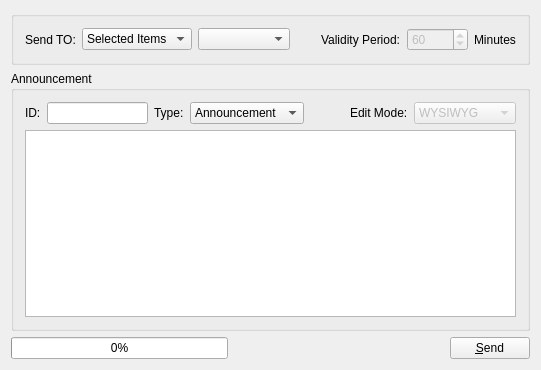
Qt form src/plugins/controlcenter/announcement/announcement.ui (ihehui/managementsystem) before a commit.
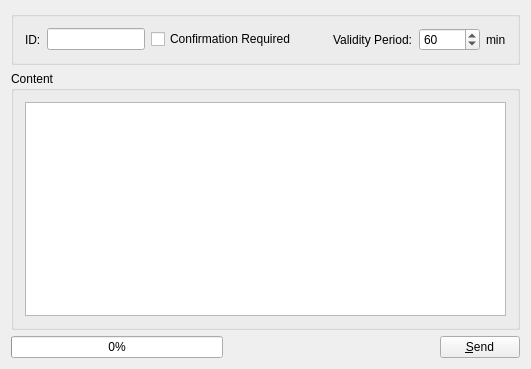
The same form after that commit.

What changed in the file:
```diff
--- a/src/plugins/controlcenter/announcement/announcement.ui
+++ b/src/plugins/controlcenter/announcement/announcement.ui
@@ -6,8 +6,8 @@
    <rect>
     <x>0</x>
     <y>0</y>
-    <width>541</width>
-    <height>370</height>
+    <width>531</width>
+    <height>369</height>
    </rect>
   </property>
   <property name="windowTitle">
@@ -19,210 +19,83 @@
      <property name="title">
       <string/>
      </property>
-     <layout class="QGridLayout" name="gridLayout_2">
-      <item row="0" column="0">
-       <widget class="QLabel" name="label">
-        <property name="text">
-         <string>Send TO:</string>
-        </property>
-       </widget>
-      </item>
-      <item row="0" column="1">
-       <widget class="QComboBox" name="comboBoxTargetType">
-        <property name="sizePolicy">
-         <sizepolicy hsizetype="Expanding" vsizetype="Fixed">
-          <horstretch>0</horstretch>
-          <verstretch>0</verstretch>
-         </sizepolicy>
-        </property>
+     <layout class="QVBoxLayout" name="verticalLayout">
+      <item>
+       <layout class="QHBoxLayout" name="horizontalLayout_2">
         <item>
-         <property name="text">
-          <string>Selected Items</string>
-         </property>
+         <widget class="QLabel" name="labelAnnouncementID">
+          <property name="text">
+           <string>ID:</string>
+          </property>
+         </widget>
         </item>
         <item>
-         <property name="text">
-          <string>All Items</string>
-         </property>
+         <widget class="QLineEdit" name="lineEditAnnouncementID">
+          <property name="sizePolicy">
+           <sizepolicy hsizetype="Expanding" vsizetype="Fixed">
+            <horstretch>0</horstretch>
+            <verstretch>0</verstretch>
+           </sizepolicy>
+          </property>
+          <property name="inputMask">
+           <string notr="true"/>
+          </property>
+          <property name="readOnly">
+           <bool>true</bool>
+          </property>
+         </widget>
         </item>
         <item>
-         <property name="text">
-          <string>Workgroup</string>
-         </property>
+         <widget class="QCheckBox" name="checkBoxConfirmationRequired">
+          <property name="text">
+           <string>Confirmation Required</string>
+          </property>
+         </widget>
         </item>
-       </widget>
-      </item>
-      <item row="0" column="2">
-       <widget class="QComboBox" name="comboBoxWorkgroup">
-        <property name="sizePolicy">
-         <sizepolicy hsizetype="Expanding" vsizetype="Fixed">
-          <horstretch>0</horstretch>
-          <verstretch>0</verstretch>
-         </sizepolicy>
-        </property>
-        <property name="toolTip">
-         <string>Department</string>
-        </property>
-        <property name="statusTip">
-         <string/>
-        </property>
-        <property name="whatsThis">
-         <string>Department</string>
-        </property>
         <item>
-         <property name="text">
-          <string notr="true"/>
-         </property>
+         <spacer name="horizontalSpacer_3">
+          <property name="orientation">
+           <enum>Qt::Horizontal</enum>
+          </property>
+          <property name="sizeHint" stdset="0">
+           <size>
+            <width>40</width>
+            <height>20</height>
+           </size>
+          </property>
+         </spacer>
         </item>
         <item>
-         <property name="text">
-          <string notr="true">Account</string>
-         </property>
+         <widget class="QLabel" name="label_2">
+          <property name="text">
+           <string>Validity Period:</string>
+          </property>
+         </widget>
         </item>
         <item>
-         <property name="text">
-          <string notr="true">AdminDept</string>
-         </property>
+         <widget class="QSpinBox" name="spinBoxValidityPeriod">
+          <property name="suffix">
+           <string/>
+          </property>
+          <property name="minimum">
+           <number>0</number>
+          </property>
+          <property name="maximum">
+           <number>99999</number>
+          </property>
+          <property name="value">
+           <number>60</number>
+          </property>
+         </widget>
         </item>
         <item>
-         <property name="text">
-          <string notr="true">Cost</string>
-         </property>
+         <widget class="QLabel" name="labelmin">
+          <property name="text">
+           <string>min</string>
+          </property>
+         </widget>
         </item>
-        <item>
-         <property name="text">
-          <string notr="true">Custom</string>
-         </property>
-        </item>
-        <item>
-         <property name="text">
-          <string>GMO</string>
-         </property>
-        </item>
-        <item>
-         <property name="text">
-          <string notr="true">HR</string>
-         </property>
-        </item>
-        <item>
-         <property name="text">
-          <string notr="true">Marker</string>
-         </property>
-        </item>
-        <item>
-         <property name="text">
-          <string notr="true">PDS</string>
-         </property>
-        </item>
-        <item>
-         <property name="text">
-          <string notr="true">PG</string>
-         </property>
-        </item>
-        <item>
-         <property name="text">
-          <string notr="true">Plan</string>
-         </property>
-        </item>
-        <item>
-         <property name="text">
-          <string notr="true">PMC</string>
-         </property>
-        </item>
-        <item>
-         <property name="text">
-          <string notr="true">Purchase</string>
-         </property>
-        </item>
-        <item>
-         <property name="text">
-          <string notr="true">QC</string>
-         </property>
-        </item>
-        <item>
-         <property name="text">
-          <string>Retail</string>
-         </property>
-        </item>
-        <item>
-         <property name="text">
-          <string notr="true">Sales</string>
-         </property>
-        </item>
-        <item>
-         <property name="text">
-          <string notr="true">Sample</string>
-         </property>
-        </item>
-        <item>
-         <property name="text">
-          <string notr="true">Secretary</string>
-         </property>
-        </item>
-        <item>
-         <property name="text">
-          <string notr="true">Ship</string>
-         </property>
-        </item>
-        <item>
-         <property name="text">
-          <string notr="true">Shop</string>
-         </property>
-        </item>
-        <item>
-         <property name="text">
-          <string notr="true">WHouse</string>
-         </property>
-        </item>
-        <item>
-         <property name="text">
-          <string>IT</string>
-         </property>
-        </item>
-       </widget>
-      </item>
-      <item row="0" column="4">
-       <widget class="QLabel" name="label_2">
-        <property name="text">
-         <string>Validity Period:</string>
-        </property>
-       </widget>
-      </item>
-      <item row="0" column="6">
-       <widget class="QLabel" name="label_3">
-        <property name="text">
-         <string>Minutes</string>
-        </property>
-       </widget>
-      </item>
-      <item row="0" column="3">
-       <spacer name="horizontalSpacer_2">
-        <property name="orientation">
-         <enum>Qt::Horizontal</enum>
-        </property>
-        <property name="sizeHint" stdset="0">
-         <size>
-          <width>40</width>
-          <height>20</height>
-         </size>
-        </property>
-       </spacer>
-      </item>
-      <item row="0" column="5">
-       <widget class="QSpinBox" name="spinBox">
-        <property name="enabled">
-         <bool>false</bool>
-        </property>
-        <property name="minimum">
-         <number>2</number>
-        </property>
-        <property name="maximum">
-         <number>99999</number>
-        </property>
-        <property name="value">
-         <number>60</number>
-        </property>
-       </widget>
+       </layout>
       </item>
      </layout>
     </widget>
@@ -230,87 +103,12 @@
    <item row="1" column="0">
     <widget class="QGroupBox" name="groupBoxAnnouncement">
      <property name="title">
-      <string>Announcement</string>
+      <string>Content</string>
      </property>
      <layout class="QGridLayout" name="gridLayout">
-      <item row="1" column="0" colspan="7">
+      <item row="0" column="0" colspan="4">
        <widget class="QTextEdit" name="textEdit"/>
       </item>
-      <item row="0" column="0">
-       <widget class="QLabel" name="labelAnnouncementID">
-        <property name="text">
-         <string>ID:</string>
-        </property>
-       </widget>
-      </item>
-      <item row="0" column="1">
-       <widget class="QLineEdit" name="lineEditAnnouncementID">
-        <property name="sizePolicy">
-         <sizepolicy hsizetype="Preferred" vsizetype="Fixed">
-          <horstretch>0</horstretch>
-          <verstretch>0</verstretch>
-         </sizepolicy>
-        </property>
-       </widget>
-      </item>
-      <item row="0" column="2">
-       <widget class="QLabel" name="labelType">
-        <property name="text">
-         <string>Type:</string>
-        </property>
-       </widget>
-      </item>
-      <item row="0" column="3">
-       <widget class="QComboBox" name="comboBoxAnnouncementType">
-        <item>
-         <property name="text">
-          <string>Announcement</string>
-         </property>
-        </item>
-        <item>
-         <property name="text">
-          <string>Help</string>
-         </property>
-        </item>
-       </widget>
-      </item>
-      <item row="0" column="5">
-       <widget class="QLabel" name="label_4">
-        <property name="text">
-         <string>Edit Mode:</string>
-        </property>
-       </widget>
-      </item>
-      <item row="0" column="6">
-       <widget class="QComboBox" name="comboBox">
-        <property name="enabled">
-         <bool>false</bool>
-        </property>
-        <item>
-         <property name="text">
-          <string>WYSIWYG</string>
-         </property>
-        </item>
-        <item>
-         <property name="text">
-          <string>Source Code</string>
-         </property>
-        </item>
-       </widget>
-      </item>
-      <item row="0" column="4">
-       <spacer name="horizontalSpacer_3">
-        <property name="orientation">
-         <enum>Qt::Horizontal</enum>
-        </property>
-        <property name="sizeHint" stdset="0">
-         <size>
-          <width>40</width>
-          <height>20</height>
-         </size>
-        </property>
-       </spacer>
-      </item>
      </layout>
     </widget>
    </item>
```
